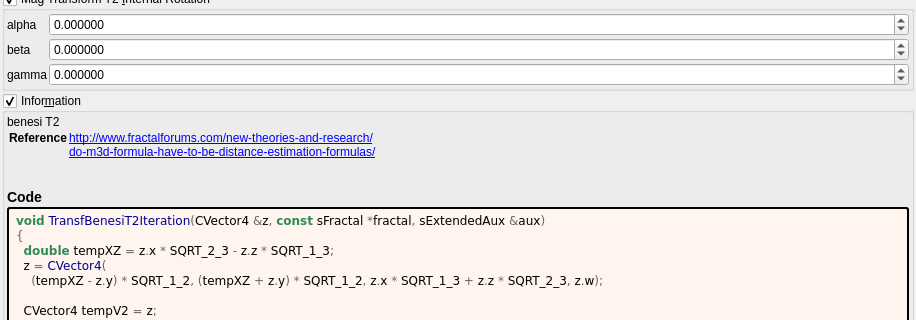
Before: the Qt Designer form mandelbulber2/formula/ui/transf_benesi_t2.ui in buddhi1980/mandelbulber2, drawn with Qt 5; both pictures show x 0 to 916 and y 166 to 486 of the 916 by 1084 pixel window.
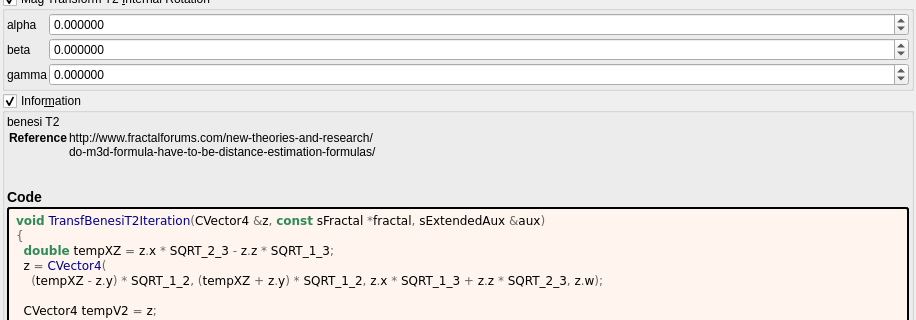
After: the same form once the commit is applied. Custom widgets are drawn as their Qt base class.

Commit message:
docs: show fractalforums.com formula references as text
fractalforums.com is only partly online; fractalforums.org keeps a read-only
copy and the active forum. The formula information boxes now show
fractalforums.com references (and the wrapped lines that continue them) as
plain text. The links that remain are closed with </a>, which the generator
never wrote. The formula/ui files are regenerated with
tools/populate_ui_information.py.

```diff
--- a/mandelbulber2/formula/ui/transf_benesi_t2.ui
+++ b/mandelbulber2/formula/ui/transf_benesi_t2.ui
@@ -437,8 +437,8 @@
        <widget class="QLabel" name="label_information_general">
         <property name="text">
          <string notr="true">&lt;p&gt;benesi T2&lt;/p&gt;&lt;table&gt;
-&lt;tr&gt;&lt;th&gt;Reference&lt;/th&gt;&lt;td&gt;&lt;a href=&quot;http://www.fractalforums.com/new-theories-and-research/&quot;&gt;http://www.fractalforums.com/new-theories-and-research/&lt;br&gt;
-&lt;a href=&quot;do-m3d-formula-have-to-be-distance-estimation-formulas/&quot;&gt;do-m3d-formula-have-to-be-distance-estimation-formulas/&lt;br&gt;
+&lt;tr&gt;&lt;th&gt;Reference&lt;/th&gt;&lt;td&gt;http://www.fractalforums.com/new-theories-and-research/&lt;br&gt;
+do-m3d-formula-have-to-be-distance-estimation-formulas/&lt;br&gt;
 &lt;/td&gt;&lt;/tr&gt;
 &lt;/table&gt;
 &lt;h3&gt;Code&lt;/h3&gt;</string>
```
The commit also changes 202 other files.
